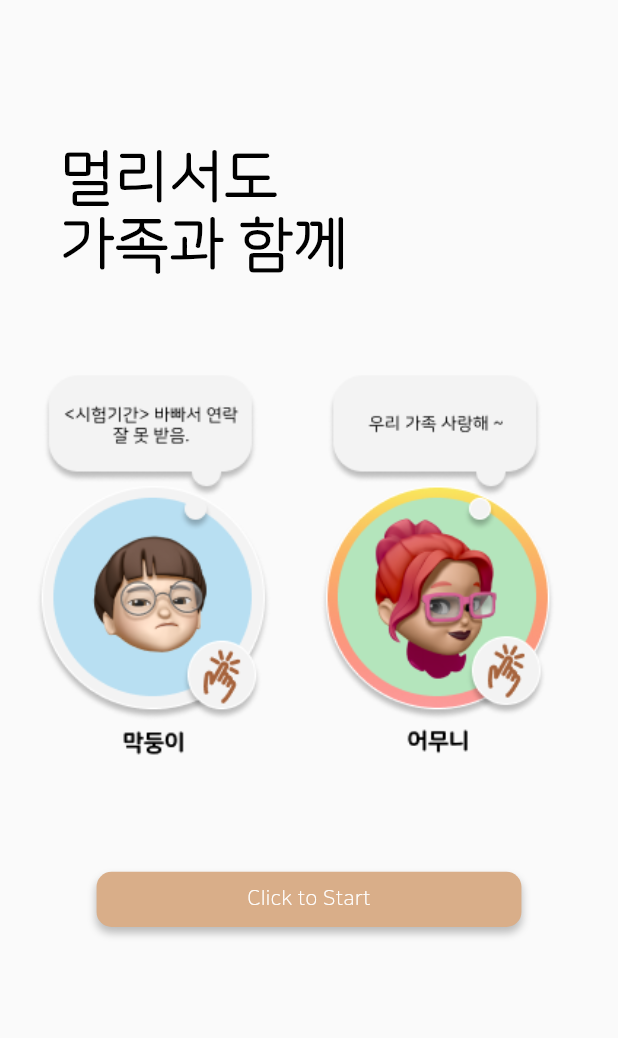
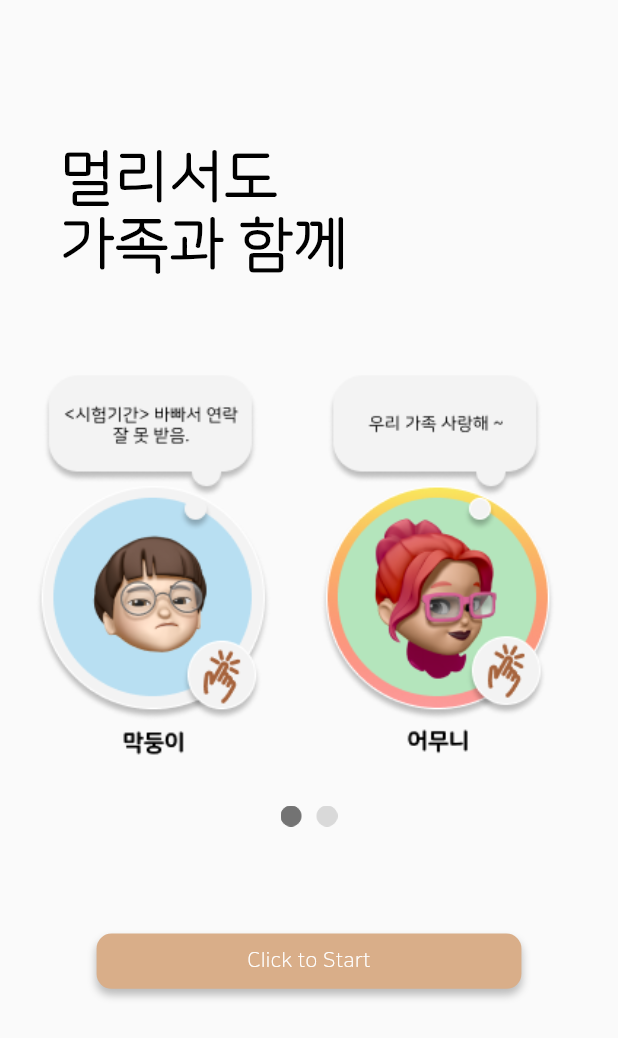
Before and after one commit to Inthon-6team/inthon-6team.github.io, a Flutter app: the screen it shows after launch, on a phone screen of 412 x 824 dp. Shown: the top 1038 px of the screen. Run offline on Flutter 3.47's test engine with Material 2 defaults, Android fonts, the phone set to English and light mode, and no system bars; our stand-ins replace dio, firebase_core, firebase_messaging, flutter_local_notifications, flutter_svg, get and 1 more; accounts and stored records are empty.

Commit message:
intro 수정

```diff
--- a/lib/components/image_data.dart
+++ b/lib/components/image_data.dart
@@ -44,6 +44,8 @@ class IconsPath {
   static String get intro2 => 'assets/images/intro2.png';
   static String get intro3 => 'assets/images/intro3.png';
   static String get intro4 => 'assets/images/intro4.png';
+  static String get index1 => 'assets/images/index1.png';
+  static String get index2 => 'assets/images/index2.png';
 
   static String get googlelogo => 'assets/images/google_logo.png';
   static String get inhomeLogo => 'assets/images/inhome_logo.png';
--- a/lib/pages/intro.dart
+++ b/lib/pages/intro.dart
@@ -28,10 +28,12 @@ class Intro extends StatelessWidget {
                   buildPageView(
                     "멀리서도\n가족과 함께",
                     IconsPath.intro3,
+                    IconsPath.index1,
                   ),
                   buildPageView(
                     "어디서나\n집처럼 소통하기",
                     IconsPath.intro4,
+                    IconsPath.index2,
                   ),
                 ],
               ),
@@ -57,7 +59,7 @@ class Intro extends StatelessWidget {
               },
               child: Container(
                 margin: EdgeInsets.only(
-                    left: (size.width - 283.238) / 2, bottom: size.height / 4),
+                    left: (size.width - 283.238) / 2, bottom: size.height / 5),
                 width: 283.238,
                 height: 36.813,
                 decoration: BoxDecoration(
@@ -89,9 +91,10 @@ class Intro extends StatelessWidget {
   }
 }
 
-Widget buildPageView(String text, String imagePath) {
+Widget buildPageView(String text, String imagePath, String imagePath2) {
   return Column(
     crossAxisAlignment: CrossAxisAlignment.start,
+    //mainAxisAlignment: MainAxisAlignment.center,
     children: [
       Container(
         margin: EdgeInsets.only(left: 40, top: 40),
@@ -109,9 +112,13 @@ Widget buildPageView(String text, String imagePath) {
         height: 351,
         child: ImageData(imagePath),
       ),
-      /*Expanded(
-        child: ImageData(imagePath),
-      ),*/
+      Center(
+        child: Container(
+          width: 38,
+          height: 14,
+          child: ImageData(imagePath2),
+        ),
+      ),
     ],
   );
 }
```
Also changed, not shown: assets/images/index1.png (added), assets/images/index2.png (added).
